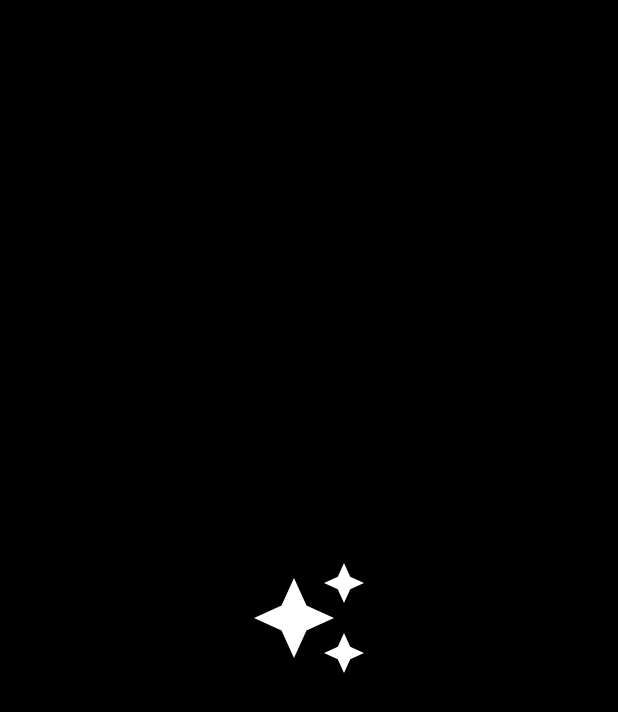
After one commit to katerin18/SportApp, an Android app: the layout activity_splash_screen.xml on its own in the app's theme, with its tools: preview values and no code run, on a phone screen of 412 x 824 dp. The commit adds this screen. Shown: the top 712 px of the screen. Run offline under Robolectric (Android 15) with nearby library versions, the phone set to English and light mode, and no system bars.

Commit message:
WebView now opens from the first opening of the application; SplashScreen was added;

```diff
--- /dev/null
+++ b/app/src/main/res/drawable/splash_icon.xml
@@ -0,0 +1,10 @@
+<vector xmlns:android="http://schemas.android.com/apk/res/android"
+    android:width="24dp"
+    android:height="24dp"
+    android:tint="#FFFFFF"
+    android:viewportWidth="24"
+    android:viewportHeight="24">
+    <path
+        android:fillColor="@android:color/white"
+        android:pathData="M19,9l1.25,-2.75L23,5l-2.75,-1.25L19,1l-1.25,2.75L15,5l2.75,1.25L19,9zM11.5,9.5L9,4 6.5,9.5 1,12l5.5,2.5L9,20l2.5,-5.5L17,12l-5.5,-2.5zM19,15l-1.25,2.75L15,19l2.75,1.25L19,23l1.25,-2.75L23,19l-2.75,-1.25L19,15z" />
+</vector>
--- /dev/null
+++ b/app/src/main/res/layout/activity_splash_screen.xml
@@ -0,0 +1,17 @@
+<?xml version="1.0" encoding="utf-8"?>
+<FrameLayout xmlns:android="http://schemas.android.com/apk/res/android"
+    xmlns:app="http://schemas.android.com/apk/res-auto"
+    xmlns:tools="http://schemas.android.com/tools"
+    android:layout_width="match_parent"
+    android:layout_height="match_parent"
+    android:background="@color/black"
+    tools:context=".SplashScreen">
+
+    <ImageView
+        android:id="@+id/splash_icon"
+        android:layout_width="80dp"
+        android:layout_height="80dp"
+        android:layout_gravity="center"
+        android:src="@drawable/splash_icon" />
+
+</FrameLayout>
```
Also changed, not shown: app/src/main/AndroidManifest.xml (+5 -5 lines), app/src/main/java/com/example/sportapp/MainActivity.kt (+4 -11 lines), app/src/main/java/com/example/sportapp/RemoteConfigManager.kt (deleted, +0 -29 lines), app/src/main/java/com/example/sportapp/SplashScreen.kt (added, +49 -0 lines).
